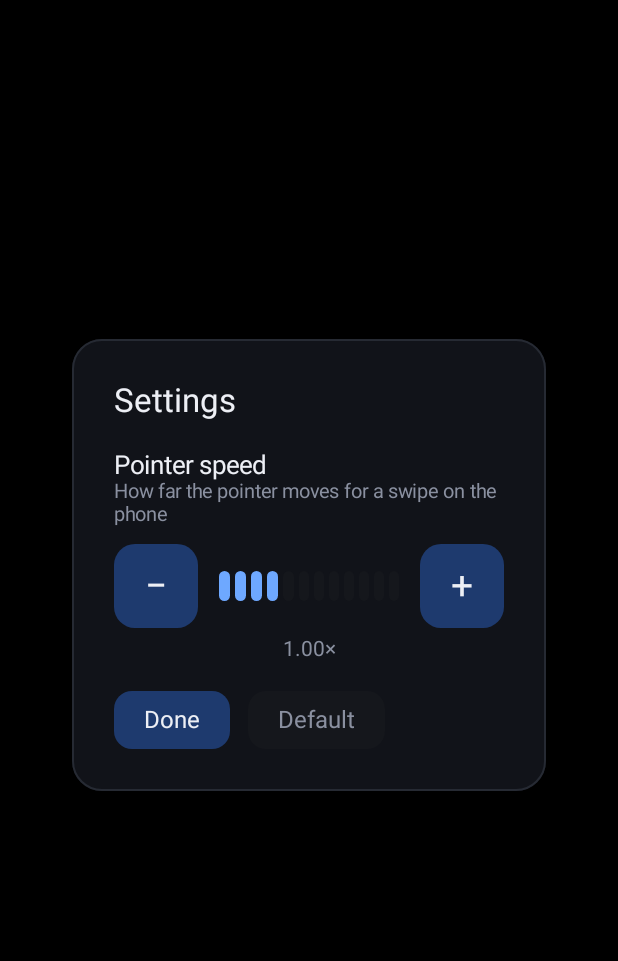
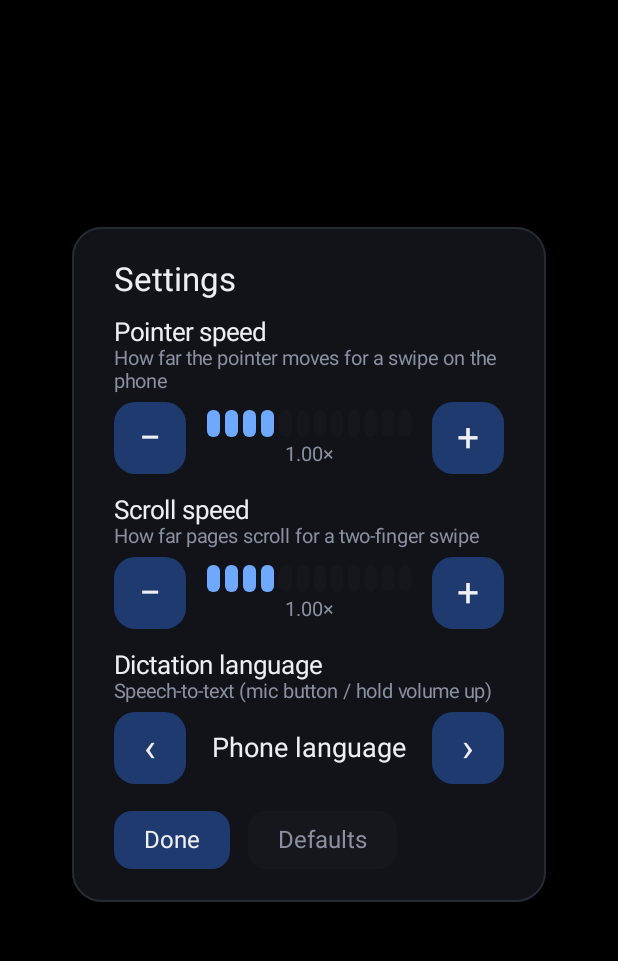
Before and after one commit to NICUP14/arcis, an Android app built with Jetpack Compose: the GlassesHomeActivity screen opened directly, with no data from a screen before it, after a tap on an icon or button, on a phone screen of 412 x 824 dp, the part 71-1032 px from its top. Run offline under Robolectric (Android 15) with nearby library versions, the phone set to English and light mode, and no system bars; 1 statement that could not run was skipped.

Commit message:
feat: scroll speed and dictation language in Settings
Settings on the glasses now also has a scroll speed (same 0.25x-3x steps as
the pointer) and the speech-to-text language (phone language, English,
Romanian, German, French, Spanish, Italian, Portuguese, Dutch, Polish,
Hungarian). Dictation tries the language offline first and falls back to
online recognition when the phone has no offline pack for it.

Co-Authored-By: Claude Opus 5.5 <noreply@anthropic.com>

```diff
--- a/android/app/src/main/java/app/arcis/glasses/SettingsPanel.kt
+++ b/android/app/src/main/java/app/arcis/glasses/SettingsPanel.kt
@@ -2,6 +2,8 @@ package app.arcis.glasses
 
 import androidx.compose.foundation.background
 import androidx.compose.foundation.border
+import androidx.compose.foundation.rememberScrollState
+import androidx.compose.foundation.verticalScroll
 import androidx.compose.foundation.clickable
 import androidx.compose.foundation.layout.Arrangement
 import androidx.compose.foundation.layout.Box
@@ -9,6 +11,7 @@ import androidx.compose.foundation.layout.Column
 import androidx.compose.foundation.layout.Row
 import androidx.compose.foundation.layout.Spacer
 import androidx.compose.foundation.layout.fillMaxSize
+import androidx.compose.foundation.layout.fillMaxWidth
 import androidx.compose.foundation.layout.height
 import androidx.compose.foundation.layout.padding
 import androidx.compose.foundation.layout.size
@@ -21,58 +24,108 @@ import androidx.compose.runtime.getValue
 import androidx.compose.ui.Alignment
 import androidx.compose.ui.Modifier
 import androidx.compose.ui.graphics.Color
+import androidx.compose.ui.text.style.TextAlign
 import androidx.compose.ui.unit.dp
 import androidx.compose.ui.unit.sp
 import app.arcis.ArcisApp
 import app.arcis.controller.ControllerPrefs
 import java.util.Locale
 
+/** Languages offered for speech-to-text; null = the phone's own language. */
+private val DictationLanguages: List<Pair<String?, String>> = listOf(
+    null to "Phone language",
+    "en-US" to "English (US)",
+    "en-GB" to "English (UK)",
+    "ro-RO" to "Română",
+    "de-DE" to "Deutsch",
+    "fr-FR" to "Français",
+    "es-ES" to "Español",
+    "it-IT" to "Italiano",
+    "pt-BR" to "Português (Brasil)",
+    "nl-NL" to "Nederlands",
+    "pl-PL" to "Polski",
+    "hu-HU" to "Magyar",
+)
+
 /**
  * Arcis settings, shown inside Home on the glasses. Changes apply right away, so you can
- * adjust the pointer speed and feel it with the same pointer. Big −/+ targets instead of a
- * slider: easier to hit with the trackpad.
+ * adjust a speed and feel it with the same trackpad. Big −/+ and ‹/› targets instead of
+ * sliders and lists: easier to hit with the pointer.
  */
 @Composable
 fun SettingsPanel(onDone: () -> Unit) {
     val prefs = ArcisApp.instance.controllerPrefs
-    val speed by prefs.pointerSpeed.collectAsState()
+    val pointer by prefs.pointerSpeed.collectAsState()
+    val scroll by prefs.scrollSpeed.collectAsState()
+    val language by prefs.dictationLanguage.collectAsState()
     Box(Modifier.fillMaxSize(), contentAlignment = Alignment.Center) {
         Column(
             Modifier
                 .background(Color(0xFF111319), RoundedCornerShape(20.dp))
                 .border(1.dp, GlassesColors.CardBorder, RoundedCornerShape(20.dp))
-                .padding(28.dp)
-                .width(460.dp),
+                .verticalScroll(rememberScrollState())
+                .padding(horizontal = 28.dp, vertical = 22.dp)
+                .width(480.dp),
         ) {
             Text("Settings", color = GlassesColors.Text, fontSize = 22.sp)
-            Spacer(Modifier.height(20.dp))
-            Text("Pointer speed", color = GlassesColors.Text, fontSize = 17.sp)
-            Text("How far the pointer moves for a swipe on the phone", color = GlassesColors.Dim, fontSize = 13.sp)
             Spacer(Modifier.height(12.dp))
-            Row(verticalAlignment = Alignment.CenterVertically, horizontalArrangement = Arrangement.spacedBy(14.dp)) {
-                StepButton("−", enabled = speed > ControllerPrefs.MIN_POINTER_SPEED) {
-                    prefs.setPointerSpeed(speed - ControllerPrefs.POINTER_SPEED_STEP)
-                }
-                SpeedBar(speed, Modifier.weight(1f))
-                StepButton("+", enabled = speed < ControllerPrefs.MAX_POINTER_SPEED) {
-                    prefs.setPointerSpeed(speed + ControllerPrefs.POINTER_SPEED_STEP)
-                }
-            }
-            Spacer(Modifier.height(6.dp))
-            Text(
-                String.format(Locale.US, "%.2f×", speed),
-                color = GlassesColors.Dim,
-                fontSize = 14.sp,
-                modifier = Modifier.align(Alignment.CenterHorizontally),
-            )
-            Spacer(Modifier.height(20.dp))
+            SpeedSetting("Pointer speed", "How far the pointer moves for a swipe on the phone", pointer, prefs::setPointerSpeed)
+            Spacer(Modifier.height(14.dp))
+            SpeedSetting("Scroll speed", "How far pages scroll for a two-finger swipe", scroll, prefs::setScrollSpeed)
+            Spacer(Modifier.height(14.dp))
+            LanguageSetting(language, prefs::setDictationLanguage)
+            Spacer(Modifier.height(18.dp))
             Row(horizontalArrangement = Arrangement.spacedBy(12.dp)) {
                 Button("Done", enabled = true, onClick = onDone)
-                Button("Default", enabled = speed != ControllerPrefs.DEFAULT_POINTER_SPEED) {
+                val isDefault = pointer == ControllerPrefs.DEFAULT_POINTER_SPEED &&
+                    scroll == ControllerPrefs.DEFAULT_POINTER_SPEED && language == null
+                Button("Defaults", enabled = !isDefault) {
                     prefs.setPointerSpeed(ControllerPrefs.DEFAULT_POINTER_SPEED)
+                    prefs.setScrollSpeed(ControllerPrefs.DEFAULT_POINTER_SPEED)
+                    prefs.setDictationLanguage(null)
                 }
             }
         }
+    }
+}
+
+@Composable
+private fun SpeedSetting(title: String, description: String, value: Float, onChange: (Float) -> Unit) {
+    Text(title, color = GlassesColors.Text, fontSize = 17.sp)
+    Text(description, color = GlassesColors.Dim, fontSize = 13.sp)
+    Spacer(Modifier.height(6.dp))
+    Row(verticalAlignment = Alignment.CenterVertically, horizontalArrangement = Arrangement.spacedBy(14.dp)) {
+        StepButton("−", enabled = value > ControllerPrefs.MIN_POINTER_SPEED) {
+            onChange(value - ControllerPrefs.POINTER_SPEED_STEP)
+        }
+        Column(Modifier.weight(1f), horizontalAlignment = Alignment.CenterHorizontally) {
+            SpeedBar(value)
+            Spacer(Modifier.height(4.dp))
+            Text(String.format(Locale.US, "%.2f×", value), color = GlassesColors.Dim, fontSize = 13.sp)
+        }
+        StepButton("+", enabled = value < ControllerPrefs.MAX_POINTER_SPEED) {
+            onChange(value + ControllerPrefs.POINTER_SPEED_STEP)
+        }
+    }
+}
+
+@Composable
+private fun LanguageSetting(tag: String?, onChange: (String?) -> Unit) {
+    val index = DictationLanguages.indexOfFirst { it.first == tag }.coerceAtLeast(0)
+    fun pick(i: Int) = onChange(DictationLanguages[(i + DictationLanguages.size) % DictationLanguages.size].first)
+    Text("Dictation language", color = GlassesColors.Text, fontSize = 17.sp)
+    Text("Speech-to-text (mic button / hold volume up)", color = GlassesColors.Dim, fontSize = 13.sp)
+    Spacer(Modifier.height(6.dp))
+    Row(verticalAlignment = Alignment.CenterVertically, horizontalArrangement = Arrangement.spacedBy(14.dp)) {
+        StepButton("‹", enabled = true) { pick(index - 1) }
+        Text(
+            DictationLanguages[index].second,
+            color = GlassesColors.Text,
+            fontSize = 18.sp,
+            textAlign = TextAlign.Center,
+            modifier = Modifier.weight(1f),
+        )
+        StepButton("›", enabled = true) { pick(index + 1) }
     }
 }
 
@@ -81,24 +134,24 @@ private fun StepButton(label: String, enabled: Boolean, onClick: () -> Unit) {
     Box(
         contentAlignment = Alignment.Center,
         modifier = Modifier
-            .size(56.dp)
+            .size(48.dp)
             .background(if (enabled) Color(0xFF1E3A6E) else GlassesColors.Card, RoundedCornerShape(14.dp))
             .clickable(enabled = enabled, onClick = onClick),
     ) { Text(label, color = if (enabled) GlassesColors.Text else GlassesColors.Dim, fontSize = 26.sp) }
 }
 
-/** One segment per step, filled up to the current speed. */
+/** One segment per step, filled up to the current value. */
 @Composable
-private fun SpeedBar(speed: Float, modifier: Modifier) {
+private fun SpeedBar(value: Float) {
     val step = ControllerPrefs.POINTER_SPEED_STEP
     val steps = Math.round((ControllerPrefs.MAX_POINTER_SPEED - ControllerPrefs.MIN_POINTER_SPEED) / step) + 1
-    val filled = Math.round((speed - ControllerPrefs.MIN_POINTER_SPEED) / step) + 1
-    Row(modifier.height(20.dp), horizontalArrangement = Arrangement.spacedBy(3.dp)) {
+    val filled = Math.round((value - ControllerPrefs.MIN_POINTER_SPEED) / step) + 1
+    Row(Modifier.fillMaxWidth().height(18.dp), horizontalArrangement = Arrangement.spacedBy(3.dp)) {
         repeat(steps) { i ->
             Box(
                 Modifier
                     .weight(1f)
-                    .height(20.dp)
+                    .height(18.dp)
                     .background(if (i < filled) Color(0xFF6EA8FF) else GlassesColors.Card, RoundedCornerShape(4.dp)),
             )
         }
--- a/android/app/src/main/java/app/arcis/input/VoiceInput.kt
+++ b/android/app/src/main/java/app/arcis/input/VoiceInput.kt
@@ -18,6 +18,7 @@ class VoiceInput(context: Context) {
             overlay()?.hideDictation()
             overlay()?.flash(message)
         },
+        language = { app.arcis.ArcisApp.instance.controllerPrefs.dictationLanguage.value },
     )
 
     private fun overlay() = ArcisAccessibilityService.instance?.uiOverlay
--- a/android/core/src/main/kotlin/app/arcis/core/input/GestureConfig.kt
+++ b/android/core/src/main/kotlin/app/arcis/core/input/GestureConfig.kt
@@ -38,6 +38,8 @@ data class GestureConfig(
     /** Pointer pixels per dp of finger travel at most (fast flicks). */
     val maxPointerGain: Float = 10f,
     val scrollSensitivity: Float = 1.2f,
+    /** The user's scroll speed setting: multiplies [scrollSensitivity]. */
+    val scrollSpeed: Float = 1f,
     /** true = content follows the fingers (phone style). */
     val naturalScroll: Boolean = true,
 )
--- a/android/core/src/main/kotlin/app/arcis/core/input/TrackpadGestureEngine.kt
+++ b/android/core/src/main/kotlin/app/arcis/core/input/TrackpadGestureEngine.kt
@@ -362,7 +362,7 @@ class TrackpadGestureEngine(
 
     private fun emitScroll(dx: Float, dy: Float) {
         if (dx == 0f && dy == 0f) return
-        val s = config.scrollSensitivity * if (config.naturalScroll) -1f else 1f
+        val s = config.scrollSensitivity * config.scrollSpeed * if (config.naturalScroll) -1f else 1f
         sink(Gesture.Scroll(dx * s, dy * s))
     }
 
```
Also changed, not shown: android/app/src/main/java/app/arcis/controller/ControllerMode.kt (+27 -1 lines), android/app/src/main/java/app/arcis/controller/TrackpadView.kt (+9 -5 lines), android/app/src/main/java/app/arcis/voice/Dictation.kt (+18 -1 lines).
